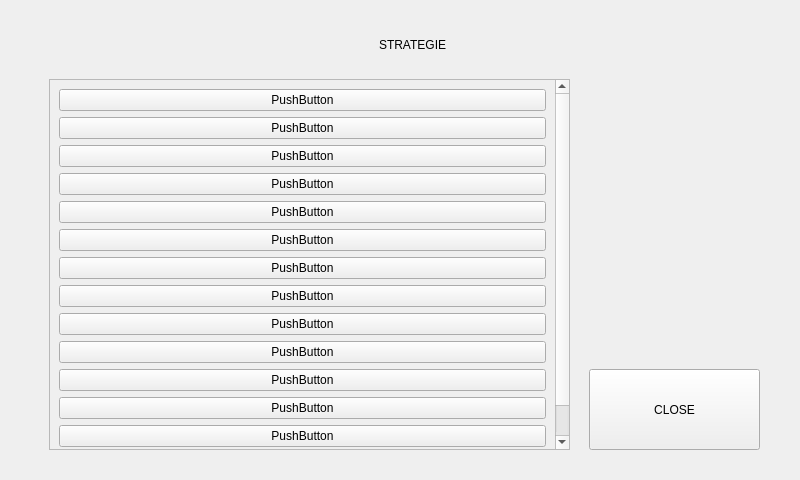
This is mainwindow.ui in apapillonge1/strategie as Qt 5 draws it before an edit. The edited form follows.
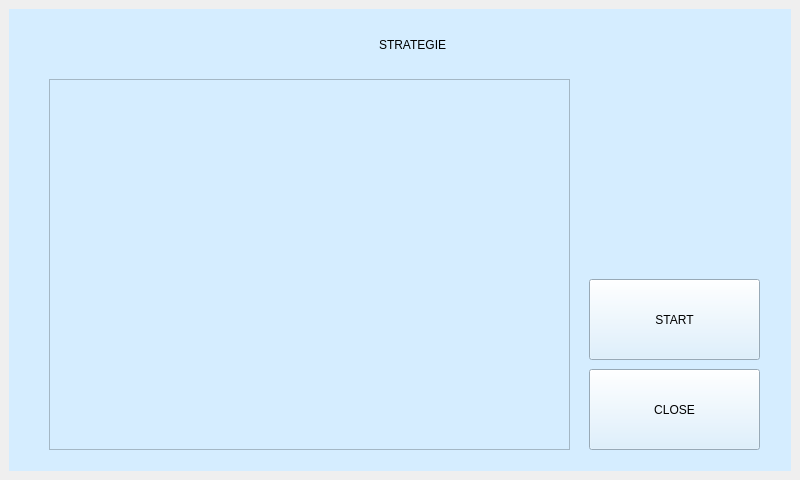
This is the edited form. The open tabs and pages were chosen to show the change.

Commit message: strat list+place

Patch:
```diff
--- a/mainwindow.ui
+++ b/mainwindow.ui
@@ -23,6 +23,10 @@
    <layout class="QVBoxLayout" name="verticalLayout">
     <item>
      <widget class="QStackedWidget" name="stackedWidget">
+      <property name="styleSheet">
+       <string notr="true">background-color: rgb(143, 255, 238);
+background-color: rgb(213, 237, 255);</string>
+      </property>
       <property name="currentIndex">
        <number>2</number>
       </property>
@@ -334,112 +338,25 @@
           <rect>
            <x>0</x>
            <y>0</y>
-           <width>505</width>
-           <height>432</height>
+           <width>519</width>
+           <height>369</height>
           </rect>
          </property>
-         <layout class="QGridLayout" name="gridLayout_2">
-          <item row="5" column="0">
-           <widget class="QPushButton" name="pushButton_22">
-            <property name="text">
-             <string>PushButton</string>
-            </property>
-           </widget>
-          </item>
-          <item row="4" column="0">
-           <widget class="QPushButton" name="pushButton_25">
-            <property name="text">
-             <string>PushButton</string>
-            </property>
-           </widget>
-          </item>
-          <item row="13" column="0">
-           <widget class="QPushButton" name="pushButton">
-            <property name="text">
-             <string>PushButton</string>
-            </property>
-           </widget>
-          </item>
-          <item row="11" column="0">
-           <widget class="QPushButton" name="pushButton_4">
-            <property name="text">
-             <string>PushButton</string>
-            </property>
-           </widget>
-          </item>
-          <item row="10" column="0">
-           <widget class="QPushButton" name="pushButton_5">
-            <property name="text">
-             <string>PushButton</string>
-            </property>
-           </widget>
-          </item>
-          <item row="12" column="0">
-           <widget class="QPushButton" name="pushButton_3">
-            <property name="text">
-             <string>PushButton</string>
-            </property>
-           </widget>
-          </item>
-          <item row="8" column="0">
-           <widget class="QPushButton" name="pushButton_12">
-            <property name="text">
-             <string>PushButton</string>
-            </property>
-           </widget>
-          </item>
-          <item row="0" column="0">
-           <widget class="QPushButton" name="pushButton_2">
-            <property name="text">
-             <string>PushButton</string>
-            </property>
-           </widget>
-          </item>
-          <item row="1" column="0">
-           <widget class="QPushButton" name="pushButton_7">
-            <property name="text">
-             <string>PushButton</string>
-            </property>
-           </widget>
-          </item>
-          <item row="2" column="0">
-           <widget class="QPushButton" name="pushButton_11">
-            <property name="text">
-             <string>PushButton</string>
-            </property>
-           </widget>
-          </item>
-          <item row="3" column="0">
-           <widget class="QPushButton" name="pushButton_23">
-            <property name="text">
-             <string>PushButton</string>
-            </property>
-           </widget>
-          </item>
-          <item row="7" column="0">
-           <widget class="QPushButton" name="pushButton_24">
-            <property name="text">
-             <string>PushButton</string>
-            </property>
-           </widget>
-          </item>
-          <item row="6" column="0">
-           <widget class="QPushButton" name="pushButton_13">
-            <property name="text">
-             <string>PushButton</string>
-            </property>
-           </widget>
-          </item>
-          <item row="9" column="0">
-           <widget class="QPushButton" name="pushButton_6">
-            <property name="text">
-             <string>PushButton</string>
-            </property>
-           </widget>
-          </item>
-         </layout>
         </widget>
        </widget>
+       <widget class="QPushButton" name="btn_start_strategie">
+        <property name="geometry">
+         <rect>
+          <x>580</x>
+          <y>270</y>
+          <width>171</width>
+          <height>81</height>
+         </rect>
+        </property>
+        <property name="text">
+         <string>START</string>
+        </property>
+       </widget>
       </widget>
       <widget class="QWidget" name="menu_start">
        <widget class="QLabel" name="label_recap">
```
Left out of the diff: 170 changed lines with no effect on the pictures. The commit also changes 2 other files.
